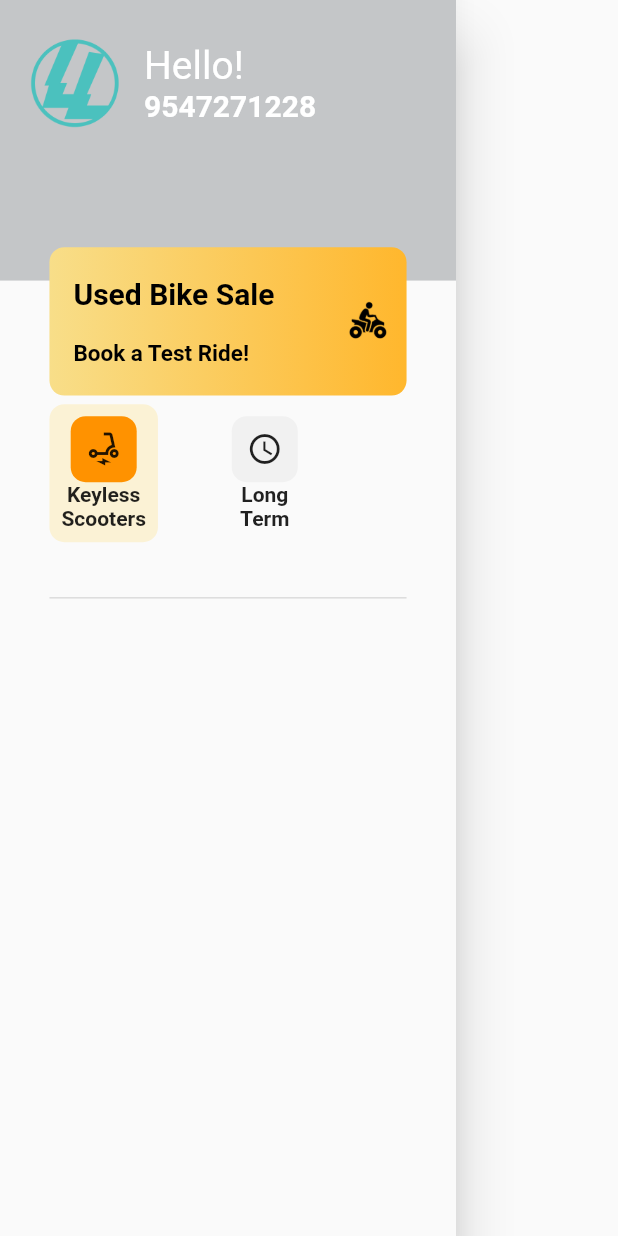
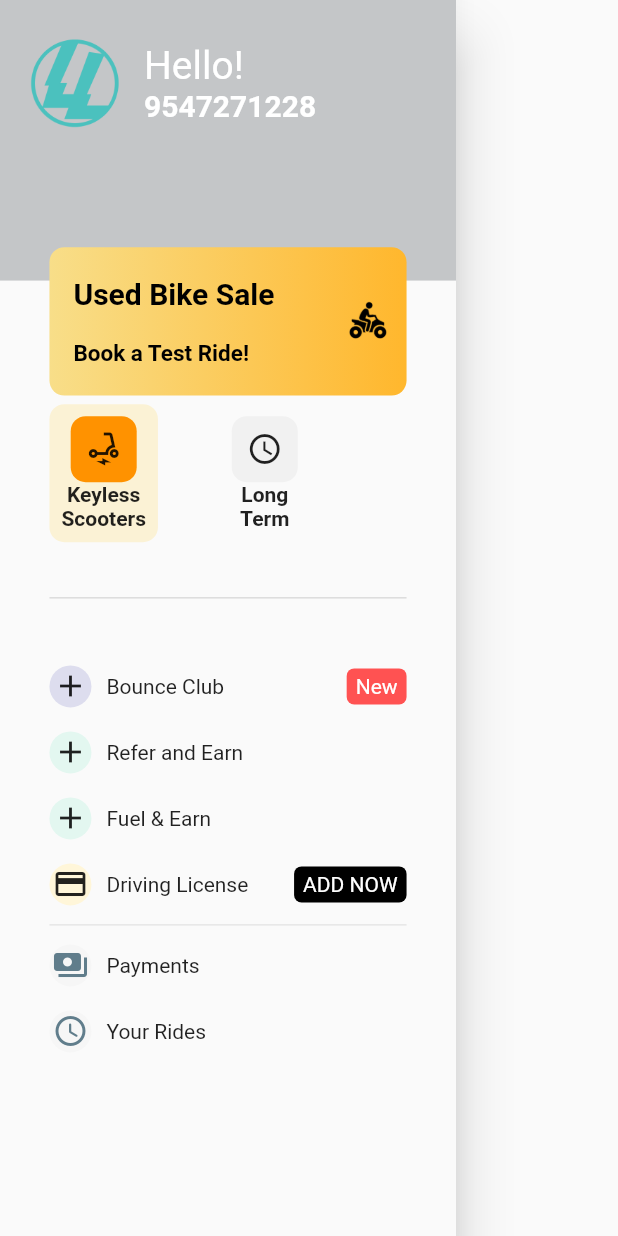
Before and after one commit to prabhunath111/ui_design_micelio, a Flutter app: the MapDrawer widget shown alone on an empty page, opened directly, on a phone screen of 412 x 824 dp. Run offline on Flutter 3.47's test engine with Material 2 defaults, Android fonts, the phone set to English and light mode, and no system bars; our stand-ins replace google_maps_flutter.

Commit message:
working on drawer

```diff
--- a/lib/screens/map/map_drawer.dart
+++ b/lib/screens/map/map_drawer.dart
@@ -1,5 +1,6 @@
 import 'package:flutter/material.dart';
 import 'package:ui_design_demo/screens/map/floating_text_column.dart';
+import 'package:ui_design_demo/screens/map/menu_drawer.dart';
 import 'package:ui_design_demo/screens/map/widgets/ImageTextColumn.dart';
 
 class MapDrawer extends StatefulWidget {
@@ -63,7 +64,7 @@
                   margin: EdgeInsets.only(
                       left: screenWidth * 0.08, right: screenWidth * 0.08),
                   child: Divider(height: screenHeight * 0.09, thickness: 1.0)),
-
+              MenuDrawer()
             ],
           ),
         ),
--- a/lib/screens/map/map_screen.dart
+++ b/lib/screens/map/map_screen.dart
@@ -1,5 +1,4 @@
 import 'dart:async';
-
 import 'package:flutter/material.dart';
 import 'package:google_maps_flutter/google_maps_flutter.dart';
 import 'package:ui_design_demo/screens/map/map_drawer.dart';
@@ -21,7 +20,6 @@
   final GlobalKey<ScaffoldState> _scaffoldKey = new GlobalKey<ScaffoldState>();
   void handleDrawer() {
     setState(() {
-      print("line23");
       _scaffoldKey.currentState.openDrawer();
     });
   }
--- a/lib/screens/map/menu_drawer.dart
+++ b/lib/screens/map/menu_drawer.dart
@@ -3,6 +3,65 @@
 class MenuDrawer extends StatelessWidget {
   @override
   Widget build(BuildContext context) {
-    return Container();
+    final screenWidth = MediaQuery.of(context).size.width;
+    final screenHeight = MediaQuery.of(context).size.height;
+    return Container(
+      margin:
+          EdgeInsets.only(left: screenWidth * 0.08, right: screenWidth * 0.08),
+      child: Column(
+
+        children: [
+          listRow(Color(0xFFDDDDEE),Icon(Icons.add), 'Bounce Club', 'New'),
+          listRow(Color(0xFFE3F7F0),Icon(Icons.add), 'Refer and Earn', ''),
+          listRow(Color(0xFFE3F7F0),Icon(Icons.add), 'Fuel & Earn', ''),
+          listRow(Color(0xFFFFF6D9),Icon(Icons.credit_card), 'Driving License', 'ADD NOW'),
+          Divider(height: 10),
+          listRow(Color(0xFFF6F6F6),Icon(Icons.payments, color: Colors.blueGrey), 'Payments', ''),
+          listRow(Color(0xFFF6F6F6),Icon(Icons.access_time_rounded, color: Colors.blueGrey), 'Your Rides', ''),
+        ],
+      ),
+    );
+  }
+
+  Widget listRow(iconBackColor, icon, midText, rightText) {
+    return Padding(
+      padding: const EdgeInsets.only(top: 8.0, bottom: 8.0),
+      child: Row(
+        mainAxisAlignment: MainAxisAlignment.start,
+        children: [
+          Container(
+            padding: EdgeInsets.all(2),
+            decoration: BoxDecoration(
+              shape: BoxShape.circle,
+              color: iconBackColor
+            ),
+            child: icon,
+          ),
+          SizedBox(width: 10.0),
+          Text(
+              midText,
+            style: TextStyle(
+              // fontSize: 10
+            ),
+          ),
+          Expanded(child: Container()),
+          (rightText != '') ? Container(
+            decoration: BoxDecoration(
+              color: rightText == 'New' ? Colors.redAccent : Colors.black,
+              borderRadius: BorderRadius.circular(5)
+            ),
+              child: Padding(
+                padding: const EdgeInsets.fromLTRB(6.0, 4.0, 6.0,4.0),
+                child: Text(
+                    rightText,
+                  style: TextStyle(
+                    color: Colors.white
+                  ),
+                ),
+              )
+          ) : Container()
+        ],
+      ),
+    );
   }
 }
```
